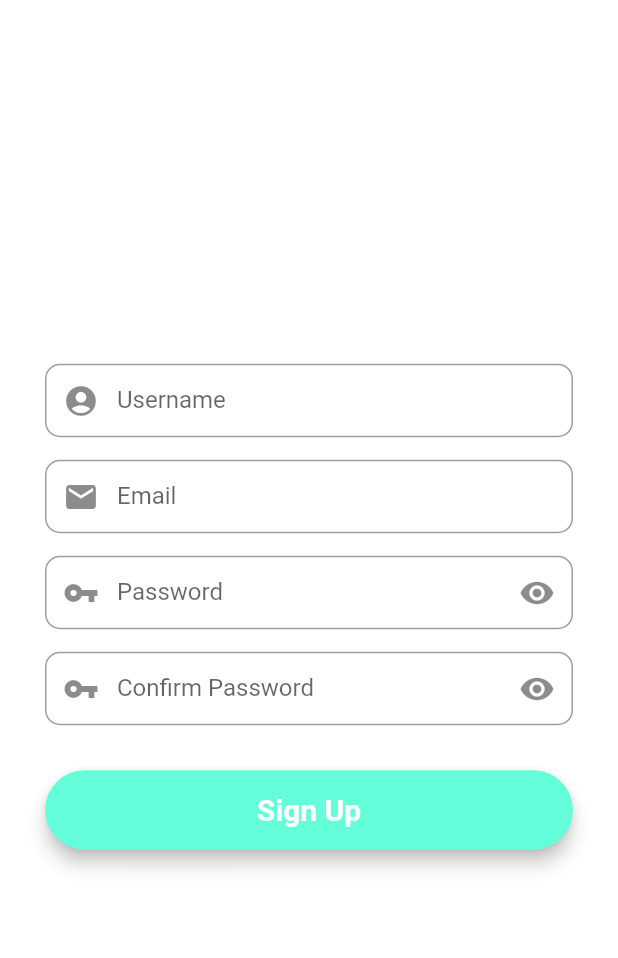
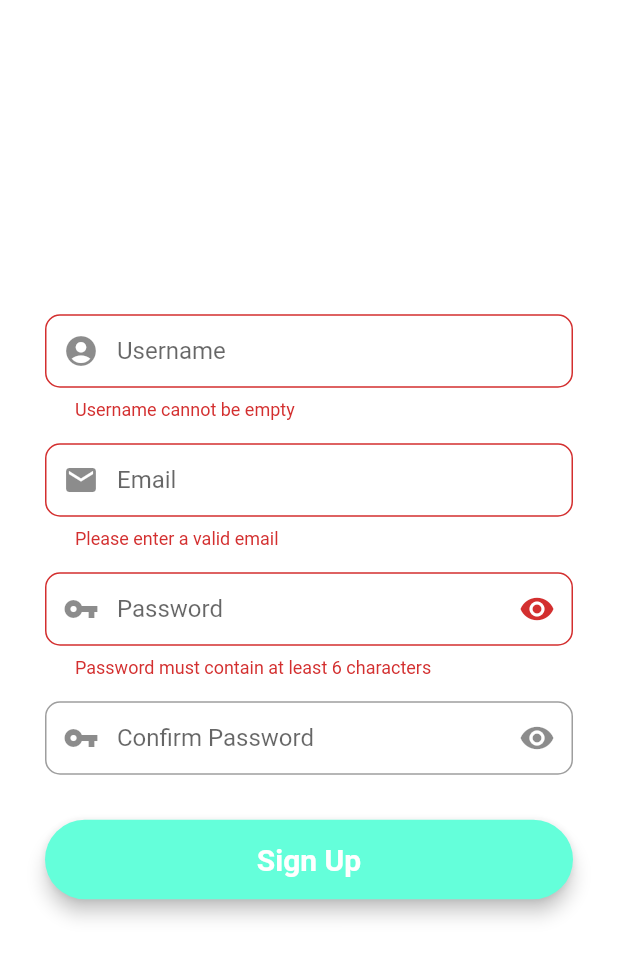
Before and after one commit to twhc20/OCD-flutter-project, a Flutter app: the RegisterScreen screen opened directly, after a tap on "Sign Up", on a phone screen of 412 x 824 dp. Shown: the top 958 px of the screen. Run offline on Flutter 3.47's test engine with Material 2 defaults, Android fonts, the phone set to English and light mode, and no system bars; our stand-ins replace cloud_firestore, firebase_auth, firebase_core, firebase_dynamic_links, fluttertoast; accounts and stored records are empty.

Commit message:
Added login feature

```diff
--- a/lib/models/user_model.dart
+++ b/lib/models/user_model.dart
@@ -0,0 +1,22 @@
+class UserModel {
+  String? uid;
+  String? email;
+
+  UserModel({this.uid, this.email});
+
+  // receive data from server
+  factory UserModel.fromMap(map) {
+    return UserModel(
+      uid: map['uid'],
+      email: map['email'],
+    );
+  }
+
+  // sending data to server
+  Map<String, dynamic> toMap() {
+    return {
+      'uid': uid,
+      'email': email,
+    };
+  }
+}
--- a/lib/screens/register_screen.dart
+++ b/lib/screens/register_screen.dart
@@ -1,4 +1,9 @@
+import 'package:cloud_firestore/cloud_firestore.dart';
+import 'package:firebase_auth/firebase_auth.dart';
 import 'package:flutter/material.dart';
+import 'package:fluttertoast/fluttertoast.dart';
+import 'package:ocd_flutter_app/main_pages.dart';
+import 'package:ocd_flutter_app/models/user_model.dart';
 
 class RegisterScreen extends StatefulWidget {
   const RegisterScreen({Key? key}) : super(key: key);
@@ -8,6 +13,9 @@ class RegisterScreen extends StatefulWidget {
 }
 
 class _RegisterScreenState extends State<RegisterScreen> {
+
+  final _auth = FirebaseAuth.instance;
+
   // form key
   final _formKey = GlobalKey<FormState>();
 
@@ -28,7 +36,16 @@ class _RegisterScreenState extends State<RegisterScreen> {
     final usernameField = TextFormField(
       autofocus: false,
       controller: usernameEditingController,
-      //validator: () {},
+      validator: (value) {
+        RegExp regExp = RegExp(r'^.{3,}$');
+        if (value!.isEmpty) {
+          return ("Username cannot be empty");
+        }
+        if (!regExp.hasMatch(value)) {
+          return ("Enter valid username");
+        }
+        return null;
+      },
       onSaved: (value) {
         usernameEditingController.text = value!;
       },
@@ -154,7 +171,10 @@ class _RegisterScreenState extends State<RegisterScreen> {
       child: MaterialButton(
         padding: const EdgeInsets.fromLTRB(20, 15, 20, 15),
         minWidth: MediaQuery.of(context).size.width,
-        onPressed: () {},
+        onPressed: () {
+          signUp(emailEditingController.text.toString().trim(),
+              passwordEditingController.text.toString().trim(),);
+        },
         child: const Text(
           'Sign Up',
           textAlign: TextAlign.center,
@@ -198,6 +218,40 @@ class _RegisterScreenState extends State<RegisterScreen> {
         ),
       ),
     );
+  }
 
+  void signUp(String email, String password) async {
+    if (_formKey.currentState!.validate()) {
+      await _auth.createUserWithEmailAndPassword(email: email, password: password)
+          .then((value) => {
+            postDetailsToFirestore(),
+      }).catchError((e) {
+        Fluttertoast.showToast(msg: e!.toString());
+      });
+    }
+  }
+
+  postDetailsToFirestore() async {
+    // calling firestore
+    // calling user model
+    // sending values
+
+    FirebaseFirestore firebaseFirestore = FirebaseFirestore.instance;
+    User? user = _auth.currentUser;
+
+    UserModel userModel = UserModel();
+
+    userModel.email = user!.email;
+    userModel.uid = user.uid;
+
+    await firebaseFirestore
+      .collection("users")
+      .doc(user.uid)
+      .set(userModel.toMap());
+    Fluttertoast.showToast(msg: "Account has been created");
+
+    Navigator.pushAndRemoveUntil(context,
+        MaterialPageRoute(builder: (context) => const MainPages()),
+            (Route<dynamic> route) => false);
   }
 }
```
